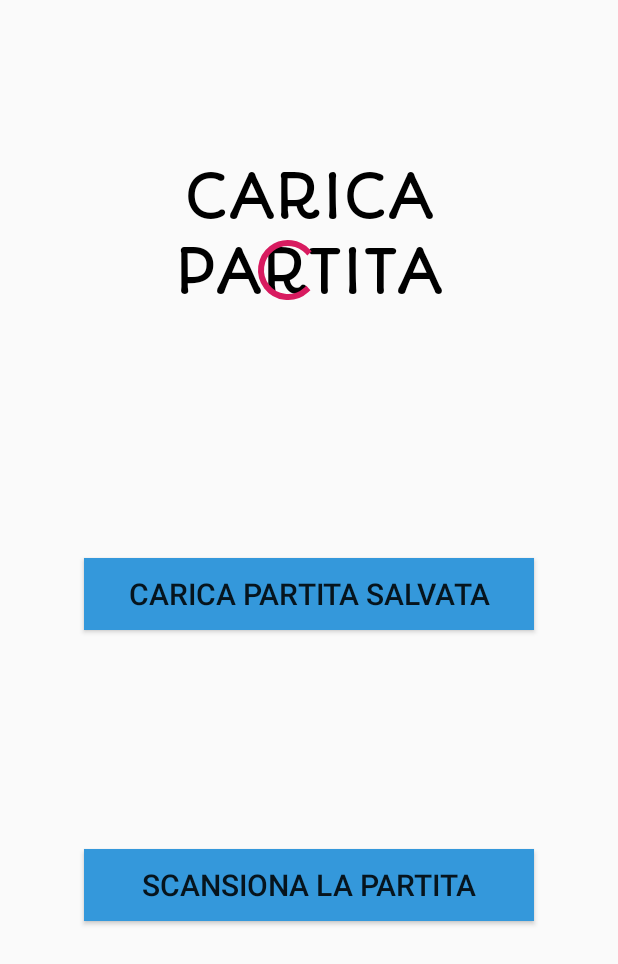
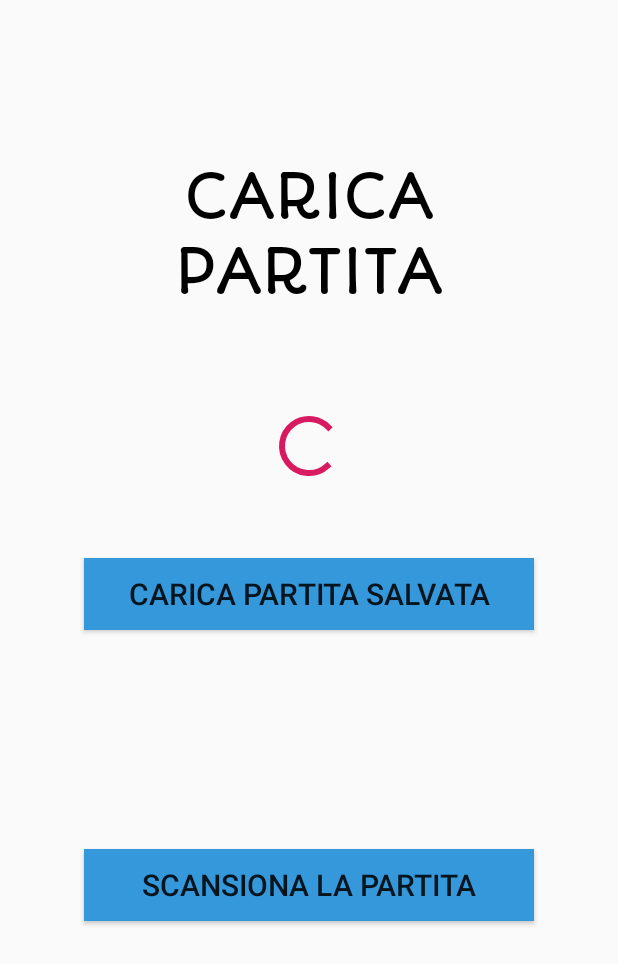
Before and after one commit to narder-davide/ProgettoIS, an Android app: the layout activity_load_game.xml on its own in the app's theme, with its tools: preview values and no code run, on a phone screen of 412 x 824 dp. Shown: the top 964 px of the screen. Run offline under Robolectric (Android 15) with nearby library versions, the phone set to English and light mode, and no system bars.

Commit message:
Updated some classes

```diff
--- a/app/src/main/java/it/unive/dais/ingsoftware/forza4/LoadGameActivity.java
+++ b/app/src/main/java/it/unive/dais/ingsoftware/forza4/LoadGameActivity.java
@@ -46,9 +46,11 @@ public class LoadGameActivity extends AppCompatActivity implements RobotControl.
                 startActivity(openNewGameActivity);
             }
         });
+
         progressBar=findViewById(R.id.progressBar);
         progressBar.setEnabled(false);
         progressBar.setVisibility(View.INVISIBLE);
+
         // Scansione della plancia di gioco e creazione della stringa corrispondente alla partita
         new ConnectTask().execute(this);
         buttonScan.setOnClickListener(new View.OnClickListener() {
--- a/app/src/main/java/it/unive/dais/ingsoftware/forza4/NewGameActivity.java
+++ b/app/src/main/java/it/unive/dais/ingsoftware/forza4/NewGameActivity.java
@@ -104,9 +104,10 @@ public class NewGameActivity extends AppCompatActivity implements RobotControl.O
         robotCoinCount.setText("" + gameLogic.getRobotCoin());
 
         startTimer();
-        if(!res)
+
+        if (!res)
             r.calibrate(true);
-        else{
+        else {
             r.setCurrentPos(5,0);
             r.calibrate(true);
         }
--- a/app/src/main/res/layout/activity_load_game.xml
+++ b/app/src/main/res/layout/activity_load_game.xml
@@ -10,8 +10,8 @@
         android:id="@+id/testoLoadGame"
         android:layout_width="200dp"
         android:layout_height="100dp"
+        android:layout_marginBottom="75dp"
         android:layout_marginTop="16dp"
-        android:layout_marginBottom="75dp"
         android:fontFamily="@font/autour_one"
         android:text="@string/textLoadGame"
         android:textAlignment="center"
@@ -56,14 +56,11 @@
         style="@style/Widget.AppCompat.ProgressBar"
         android:layout_width="wrap_content"
         android:layout_height="wrap_content"
-        android:layout_marginStart="168dp"
-        android:layout_marginTop="156dp"
-        android:layout_marginEnd="8dp"
         android:layout_marginBottom="11dp"
+        android:layout_marginTop="28dp"
         app:layout_constraintBottom_toTopOf="@+id/buttonLoad"
         app:layout_constraintEnd_toEndOf="parent"
-        app:layout_constraintHorizontal_bias="0.0"
+        app:layout_constraintHorizontal_bias="0.5"
         app:layout_constraintStart_toStartOf="parent"
-        app:layout_constraintTop_toTopOf="parent"
-        app:layout_constraintVertical_bias="0.0" />
+        app:layout_constraintTop_toBottomOf="@+id/testoLoadGame" />
 </android.support.constraint.ConstraintLayout>
```
Also changed, not shown: app/src/main/java/it/unive/dais/ingsoftware/forza4/GameLogic.java (+4 -54 lines).
